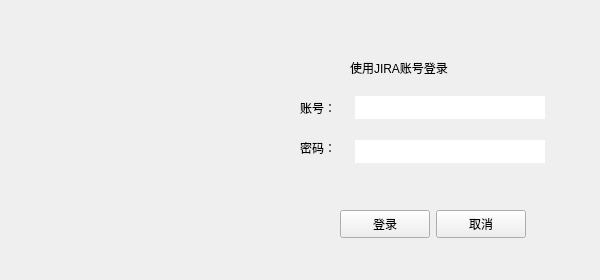
Before: the Qt Designer form framework/gui/ui/src/login.ui in cash2one/AutoDriver, drawn with Qt 5.
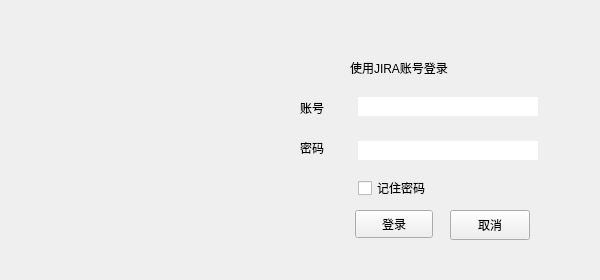
After: the same form once the commit is applied. Icons and pictures are not drawn.

Patch:
```diff
--- a/framework/gui/ui/src/login.ui
+++ b/framework/gui/ui/src/login.ui
@@ -23,8 +23,17 @@
   <property name="autoFillBackground">
    <bool>false</bool>
   </property>
-  <property name="styleSheet">
-   <string notr="true">background-image: url(:/bg/res/login.png);</string>
+  <widget class="QWidget" name="widget" native="true">
+   <property name="geometry">
+    <rect>
+     <x>0</x>
+     <y>0</y>
+     <width>600</width>
+     <height>280</height>
+    </rect>
+   </property>
+   <property name="autoFillBackground">
+    <bool>true</bool>
   </property>
   <widget class="QLabel" name="lbl_info">
    <property name="geometry">
@@ -39,70 +48,18 @@
     <string>使用JIRA账号登录</string>
    </property>
   </widget>
-  <widget class="QLabel" name="label_2">
-   <property name="geometry">
-    <rect>
-     <x>300</x>
-     <y>100</y>
-     <width>45</width>
-     <height>16</height>
-    </rect>
-   </property>
-   <property name="text">
-    <string>账号：</string>
-   </property>
-  </widget>
-  <widget class="QLineEdit" name="txt_username">
-   <property name="geometry">
-    <rect>
-     <x>355</x>
-     <y>96</y>
-     <width>190</width>
-     <height>23</height>
-    </rect>
-   </property>
-   <property name="styleSheet">
-    <string notr="true"/>
-   </property>
-   <property name="frame">
-    <bool>false</bool>
-   </property>
-  </widget>
-  <widget class="QLineEdit" name="txt_pwd">
-   <property name="geometry">
-    <rect>
-     <x>355</x>
-     <y>140</y>
-     <width>190</width>
-     <height>23</height>
-    </rect>
-   </property>
-   <property name="frame">
-    <bool>false</bool>
-   </property>
-  </widget>
-  <widget class="QLabel" name="label_3">
-   <property name="geometry">
-    <rect>
-     <x>300</x>
-     <y>140</y>
-     <width>45</width>
-     <height>16</height>
-    </rect>
-   </property>
-   <property name="text">
-    <string>密码：</string>
-   </property>
-  </widget>
   <widget class="QPushButton" name="btn_login">
    <property name="geometry">
     <rect>
-     <x>340</x>
+      <x>355</x>
      <y>210</y>
-     <width>90</width>
+      <width>78</width>
      <height>28</height>
     </rect>
    </property>
+    <property name="autoFillBackground">
+     <bool>true</bool>
+    </property>
    <property name="text">
     <string>登录</string>
    </property>
@@ -110,15 +67,105 @@
   <widget class="QPushButton" name="btn_cancel">
    <property name="geometry">
     <rect>
-     <x>436</x>
+      <x>450</x>
      <y>210</y>
-     <width>90</width>
-     <height>28</height>
+      <width>80</width>
+      <height>30</height>
     </rect>
    </property>
    <property name="text">
     <string>取消</string>
    </property>
+   </widget>
+   <widget class="QLabel" name="label_3">
+    <property name="geometry">
+     <rect>
+      <x>300</x>
+      <y>140</y>
+      <width>45</width>
+      <height>16</height>
+     </rect>
+    </property>
+    <property name="text">
+     <string>密码</string>
+    </property>
+   </widget>
+   <widget class="QLabel" name="label_2">
+    <property name="geometry">
+     <rect>
+      <x>300</x>
+      <y>100</y>
+      <width>45</width>
+      <height>16</height>
+     </rect>
+    </property>
+    <property name="text">
+     <string>账号</string>
+    </property>
+   </widget>
+   <widget class="QLineEdit" name="txt_pwd">
+    <property name="geometry">
+     <rect>
+      <x>358</x>
+      <y>141</y>
+      <width>180</width>
+      <height>19</height>
+     </rect>
+    </property>
+    <property name="frame">
+     <bool>false</bool>
+    </property>
+   </widget>
+   <widget class="QLineEdit" name="txt_username">
+    <property name="geometry">
+     <rect>
+      <x>358</x>
+      <y>97</y>
+      <width>180</width>
+      <height>19</height>
+     </rect>
+    </property>
+    <property name="styleSheet">
+     <string notr="true"/>
+    </property>
+    <property name="frame">
+     <bool>false</bool>
+    </property>
+   </widget>
+   <widget class="QCheckBox" name="checkBox">
+    <property name="geometry">
+     <rect>
+      <x>358</x>
+      <y>180</y>
+      <width>71</width>
+      <height>16</height>
+     </rect>
+    </property>
+    <property name="text">
+     <string>记住密码</string>
+    </property>
+    <property name="iconSize">
+     <size>
+      <width>16</width>
+      <height>16</height>
+     </size>
+    </property>
+   </widget>
+   <zorder>lbl_info</zorder>
+   <zorder>btn_login</zorder>
+   <zorder>btn_cancel</zorder>
+   <zorder>label_2</zorder>
+   <zorder>label_3</zorder>
+   <zorder>txt_pwd</zorder>
+   <zorder>txt_username</zorder>
+   <zorder>lbl_info</zorder>
+   <zorder>btn_login</zorder>
+   <zorder>btn_cancel</zorder>
+   <zorder>label_3</zorder>
+   <zorder>label_2</zorder>
+   <zorder>txt_pwd</zorder>
+   <zorder>txt_username</zorder>
+   <zorder>checkBox</zorder>
   </widget>
  </widget>
  <resources>
```
Lines whose indentation alone changed are shown as unchanged.
